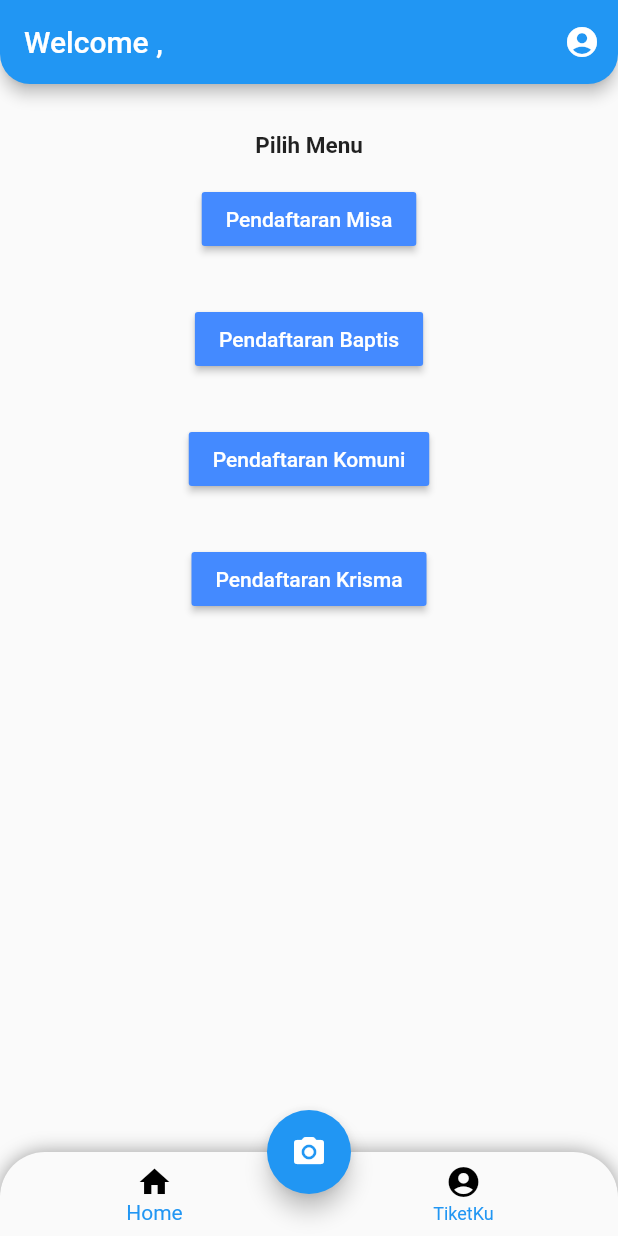
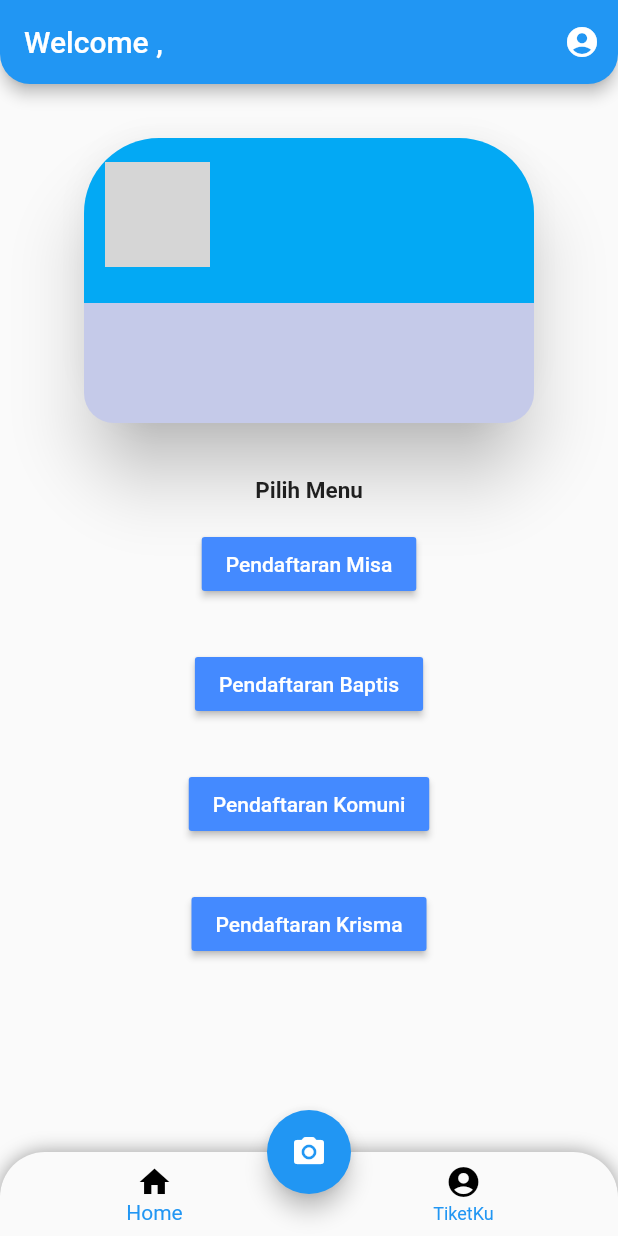
Before and after one commit to DavidDimasPatty/Pelayanan-Iman-Katolik, a Flutter app: the HomePage screen opened directly with empty values, on a phone screen of 412 x 824 dp. Run offline on Flutter 3.47's test engine with Material 2 defaults, Android fonts, the light colour scheme and no system bars; our stand-ins replace file_picker, firebase_core, firebase_storage, image_picker; missing offline and left inert: mongo_dart; accounts and stored records are empty; network calls fail; grey boxes are pictures that could not be loaded.

Commit message:
change layout

```diff
--- a/lib/homePage.dart
+++ b/lib/homePage.dart
@@ -35,6 +35,70 @@ class HomePage extends StatelessWidget {
       body: Center(
           child: Column(
         children: <Widget>[
+          Padding(
+            padding: EdgeInsets.symmetric(horizontal: 8, vertical: 16),
+          ),
+          Card(
+              elevation: 20,
+              color: Colors.lightBlue,
+              shape: RoundedRectangleBorder(
+                borderRadius: BorderRadius.circular(50),
+              ),
+              child: SizedBox(
+                  width: 300,
+                  height: 190,
+                  child: Column(
+                    crossAxisAlignment: CrossAxisAlignment.center,
+                    mainAxisSize: MainAxisSize.max,
+                    mainAxisAlignment: MainAxisAlignment.end,
+                    children: <Widget>[
+                      Row(
+                        crossAxisAlignment: CrossAxisAlignment.center,
+                        children: <Widget>[
+                          Padding(
+                            padding: EdgeInsets.symmetric(horizontal: 7),
+                          ),
+                          CircleAvatar(
+                            backgroundImage: NetworkImage(''),
+                            backgroundColor: Colors.greenAccent,
+                            radius: 35,
+                          ),
+                          Padding(
+                            padding: EdgeInsets.symmetric(horizontal: 5),
+                          ),
+                          Column(
+                            children: <Widget>[
+                              Text(
+                                names,
+                                textAlign: TextAlign.center,
+                              ),
+                              Text(
+                                emails,
+                                textAlign: TextAlign.center,
+                              ),
+                            ],
+                          )
+                        ],
+                      ),
+                      Padding(
+                        padding: EdgeInsets.symmetric(vertical: 12),
+                      ),
+                      Container(
+                        alignment: Alignment.bottomCenter,
+                        height: 80,
+                        decoration: BoxDecoration(
+                          color: Colors.indigo[100],
+                          borderRadius: BorderRadius.vertical(
+                            bottom: Radius.circular(20),
+                            top: Radius.circular(0),
+                          ),
+                        ),
+                        child: Row(
+                          children: <Widget>[],
+                        ),
+                      )
+                    ],
+                  ))),
           Padding(
             padding: EdgeInsets.symmetric(horizontal: 8, vertical: 16),
           ),
```
